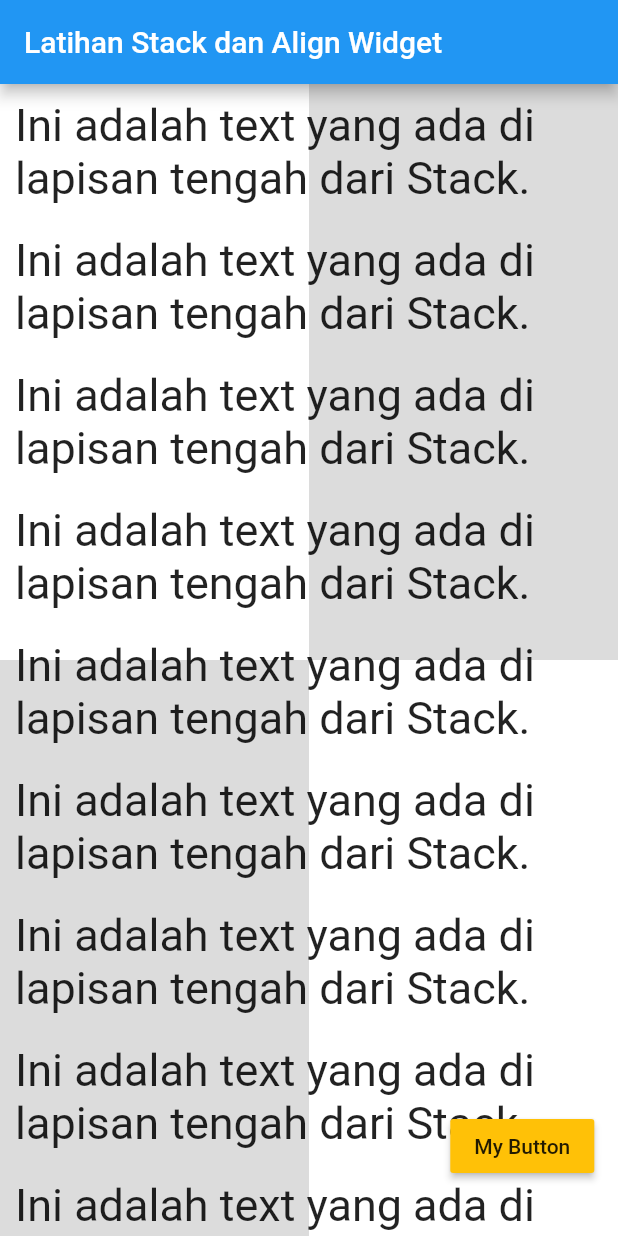
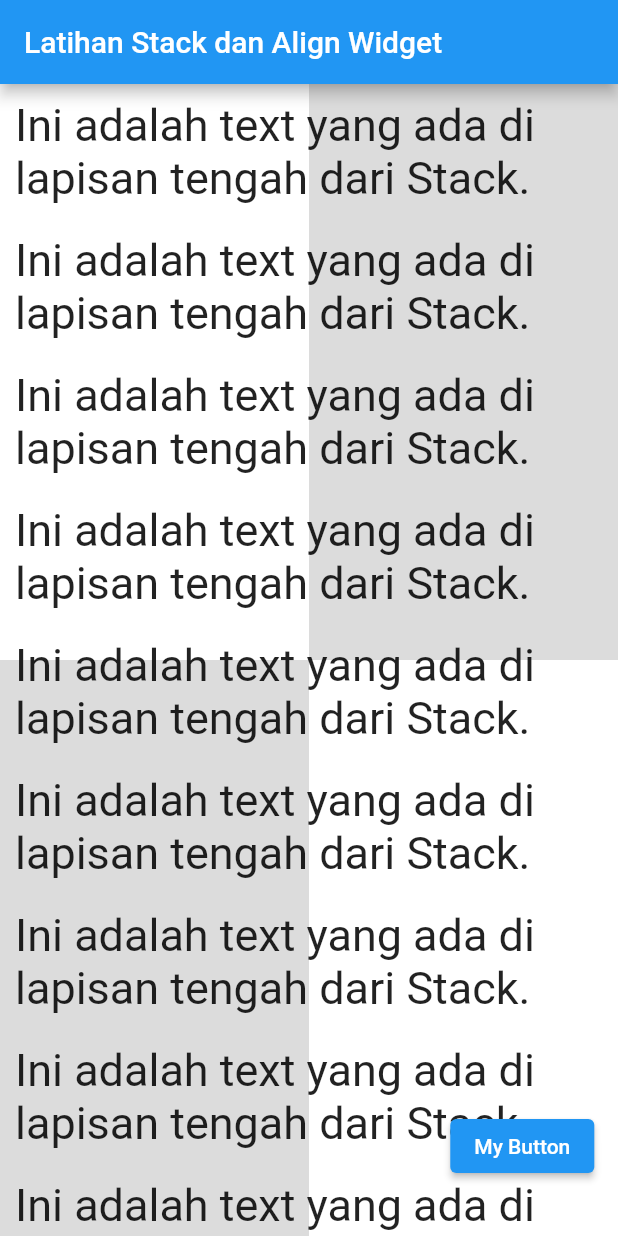
Before and after one commit to Balajar-DM/Flutter-Learn, a Flutter app: the screen it shows after launch, on a phone screen of 412 x 824 dp. Run offline on Flutter 3.47's test engine with Material 2 defaults, Android fonts, the phone set to English and light mode, and no system bars.

Commit message:
Update pubspec.lock and use elevated button

```diff
--- a/lib/main.dart
+++ b/lib/main.dart
@@ -156,10 +156,9 @@ class MyApp extends StatelessWidget {
             //Button
             Align(
               alignment: Alignment(0.9, 0.9),
-              child: RaisedButton(
+              child: ElevatedButton(
+                onPressed: () {},
                 child: Text("My Button"),
-                color: Colors.amber,
-                onPressed: () {},
               ),
             ),
           ],
```
Also changed, not shown: pubspec.lock.
